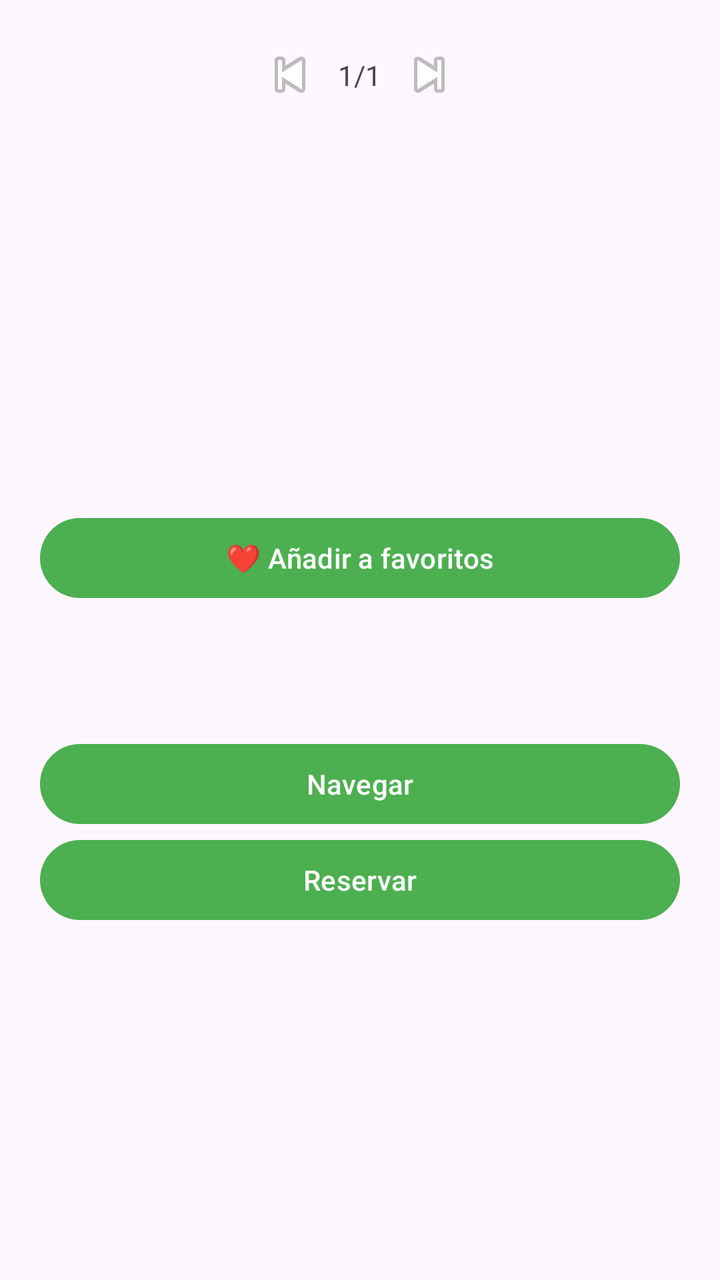
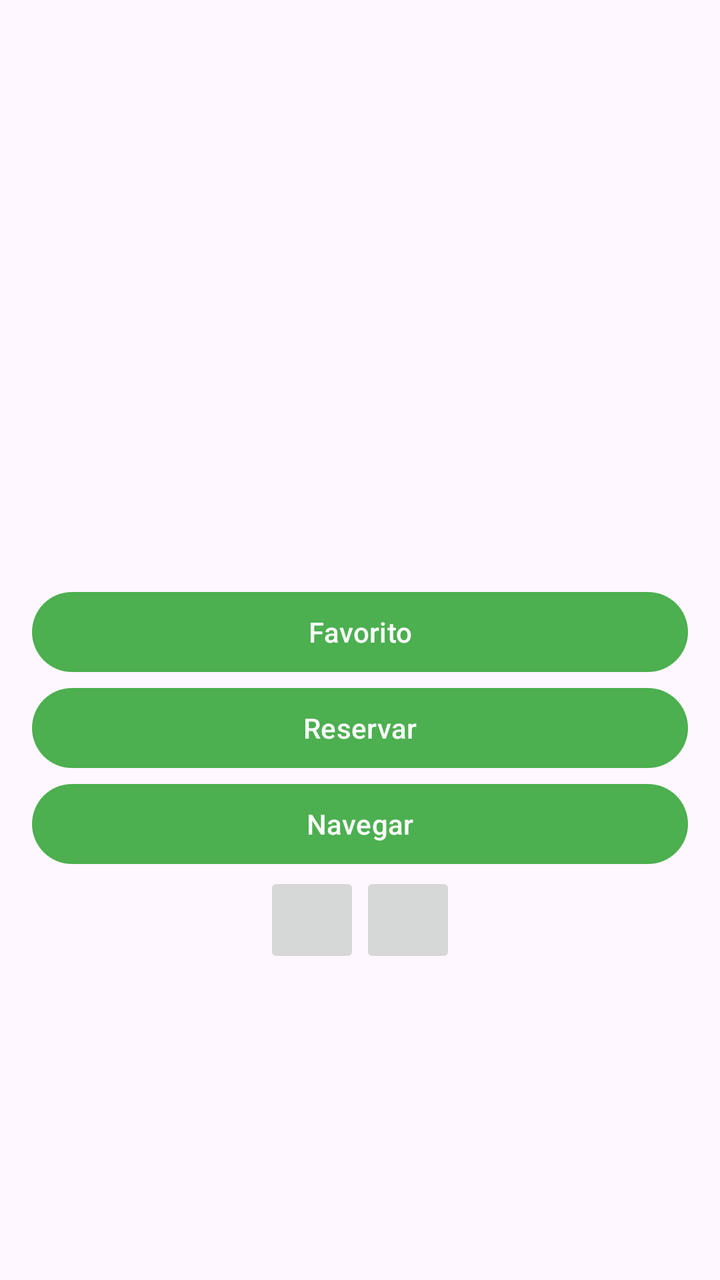

The first picture is an Android layout as it rendered before a commit; the second is the same layout after the commit. The layout source and the unified diff follow.
<!-- AndroidManifest.xml: application theme Theme.HuertoCero -->
<!-- res/layout/dialog_product.xml -->
<?xml version="1.0" encoding="utf-8"?>
<LinearLayout xmlns:android="http://schemas.android.com/apk/res/android"
    android:layout_width="match_parent"
    android:layout_height="wrap_content"
    android:orientation="vertical"
    android:padding="20dp">

    
    <LinearLayout
        android:layout_width="match_parent"
        android:layout_height="wrap_content"
        android:gravity="center"
        android:orientation="horizontal">

        <ImageButton
            android:id="@+id/btnPrev"
            android:layout_width="wrap_content"
            android:layout_height="wrap_content"
            android:background="@android:color/transparent"
            android:src="@android:drawable/ic_media_previous" />

        <TextView
            android:id="@+id/tvCounter"
            android:layout_width="wrap_content"
            android:layout_height="wrap_content"
            android:padding="8dp"
            android:text="1/1" />

        <ImageButton
            android:id="@+id/btnNext"
            android:layout_width="wrap_content"
            android:layout_height="wrap_content"
            android:background="@android:color/transparent"
            android:src="@android:drawable/ic_media_next" />
    </LinearLayout>

    
    <ImageView
        android:id="@+id/imgProduct"
        android:layout_width="match_parent"
        android:layout_height="200dp"
        android:scaleType="centerCrop" />

    
    <Button
        android:id="@+id/btnFavorite"
        android:layout_width="match_parent"
        android:layout_height="wrap_content"
        android:text="❤️ Añadir a favoritos" />

    
    <TextView
        android:id="@+id/tvName"
        android:layout_width="wrap_content"
        android:layout_height="wrap_content"
        android:textSize="20sp"
        android:textStyle="bold" />

    
    <TextView
        android:id="@+id/tvPrice"
        android:layout_width="wrap_content"
        android:layout_height="wrap_content"
        android:textColor="#4CAF50" />

    
    <TextView
        android:id="@+id/tvDescription"
        android:layout_width="wrap_content"
        android:layout_height="wrap_content" />

    
    <Button
        android:id="@+id/btnNavigate"
        android:layout_width="match_parent"
        android:layout_height="wrap_content"
        android:text="Navegar" />

    <Button
        android:id="@+id/btnReserve"
        android:layout_width="match_parent"
        android:layout_height="wrap_content"
        android:text="Reservar" />

</LinearLayout>
<!-- resources referenced by this layout -->
<resources>
  <style name="Theme.HuertoCero" parent="Theme.Material3.DayNight.NoActionBar">
  
          <item name="colorPrimary">#4CAF50</item>
          <item name="colorOnPrimary">#FFFFFF</item>
  
          <item name="android:statusBarColor">?attr/colorPrimary</item>
  
      </style>
</resources>

<!-- the commit's change to res/layout/dialog_product.xml (unified diff, before → after) -->
@@ -1,85 +1,71 @@
 <?xml version="1.0" encoding="utf-8"?>
 <LinearLayout xmlns:android="http://schemas.android.com/apk/res/android"
+    android:orientation="vertical"
+    android:padding="16dp"
     android:layout_width="match_parent"
-    android:layout_height="wrap_content"
-    android:orientation="vertical"
-    android:padding="20dp">
+    android:layout_height="wrap_content">
 
-    
-    <LinearLayout
-        android:layout_width="match_parent"
-        android:layout_height="wrap_content"
-        android:gravity="center"
-        android:orientation="horizontal">
-
-        <ImageButton
-            android:id="@+id/btnPrev"
-            android:layout_width="wrap_content"
-            android:layout_height="wrap_content"
-            android:background="@android:color/transparent"
-            android:src="@android:drawable/ic_media_previous" />
-
-        <TextView
-            android:id="@+id/tvCounter"
-            android:layout_width="wrap_content"
-            android:layout_height="wrap_content"
-            android:padding="8dp"
-            android:text="1/1" />
-
-        <ImageButton
-            android:id="@+id/btnNext"
-            android:layout_width="wrap_content"
-            android:layout_height="wrap_content"
-            android:background="@android:color/transparent"
-            android:src="@android:drawable/ic_media_next" />
-    </LinearLayout>
-
-    
     <ImageView
         android:id="@+id/imgProduct"
         android:layout_width="match_parent"
         android:layout_height="200dp"
-        android:scaleType="centerCrop" />
+        android:contentDescription="Imagen producto"/>
 
-    
+    <TextView
+        android:id="@+id/tvName"
+        android:layout_width="match_parent"
+        android:layout_height="wrap_content"/>
+
+    <TextView
+        android:id="@+id/tvDescription"
+        android:layout_width="match_parent"
+        android:layout_height="wrap_content"/>
+
+    <TextView
+        android:id="@+id/tvPrice"
+        android:layout_width="match_parent"
+        android:layout_height="wrap_content"/>
+
+    <TextView
+        android:id="@+id/tvCounter"
+        android:layout_width="wrap_content"
+        android:layout_height="wrap_content"/>
+
     <Button
         android:id="@+id/btnFavorite"
         android:layout_width="match_parent"
         android:layout_height="wrap_content"
-        android:text="❤️ Añadir a favoritos" />
-
-    
-    <TextView
-        android:id="@+id/tvName"
-        android:layout_width="wrap_content"
-        android:layout_height="wrap_content"
-        android:textSize="20sp"
-        android:textStyle="bold" />
-
-    
-    <TextView
-        android:id="@+id/tvPrice"
-        android:layout_width="wrap_content"
-        android:layout_height="wrap_content"
-        android:textColor="#4CAF50" />
-
-    
-    <TextView
-        android:id="@+id/tvDescription"
-        android:layout_width="wrap_content"
-        android:layout_height="wrap_content" />
-
-    
-    <Button
-        android:id="@+id/btnNavigate"
-        android:layout_width="match_parent"
-        android:layout_height="wrap_content"
-        android:text="Navegar" />
+        android:text="Favorito"/>
 
     <Button
         android:id="@+id/btnReserve"
         android:layout_width="match_parent"
         android:layout_height="wrap_content"
-        android:text="Reservar" />
+        android:text="Reservar"/>
+
+    <Button
+        android:id="@+id/btnNavigate"
+        android:layout_width="match_parent"
+        android:layout_height="wrap_content"
+        android:text="Navegar"/>
+
+    <LinearLayout
+        android:layout_width="match_parent"
+        android:layout_height="wrap_content"
+        android:gravity="center">
+
+        <ImageButton
+            android:id="@+id/btnPrev"
+            android:layout_width="48dp"
+            android:layout_height="48dp"
+            android:contentDescription="Anterior"/>
+
+        <ImageButton
+            android:id="@+id/btnNext"
+            android:layout_width="48dp"
+            android:layout_height="48dp"
+            android:contentDescription="Siguiente"/>
+
+    </LinearLayout>
 
 </LinearLayout>
<!-- resource entries referenced after the edit -->
@@ -2,10 +2,17 @@
 <resources>
   <style name="Theme.HuertoCero" parent="Theme.Material3.DayNight.NoActionBar">
   
+          
           <item name="colorPrimary">#4CAF50</item>
           <item name="colorOnPrimary">#FFFFFF</item>
   
+          <item name="colorSecondary">#8BC34A</item>
+          <item name="colorOnSecondary">#FFFFFF</item>
+  
           <item name="android:statusBarColor">?attr/colorPrimary</item>
+  
+          
+  
   
       </style>
 </resources>
